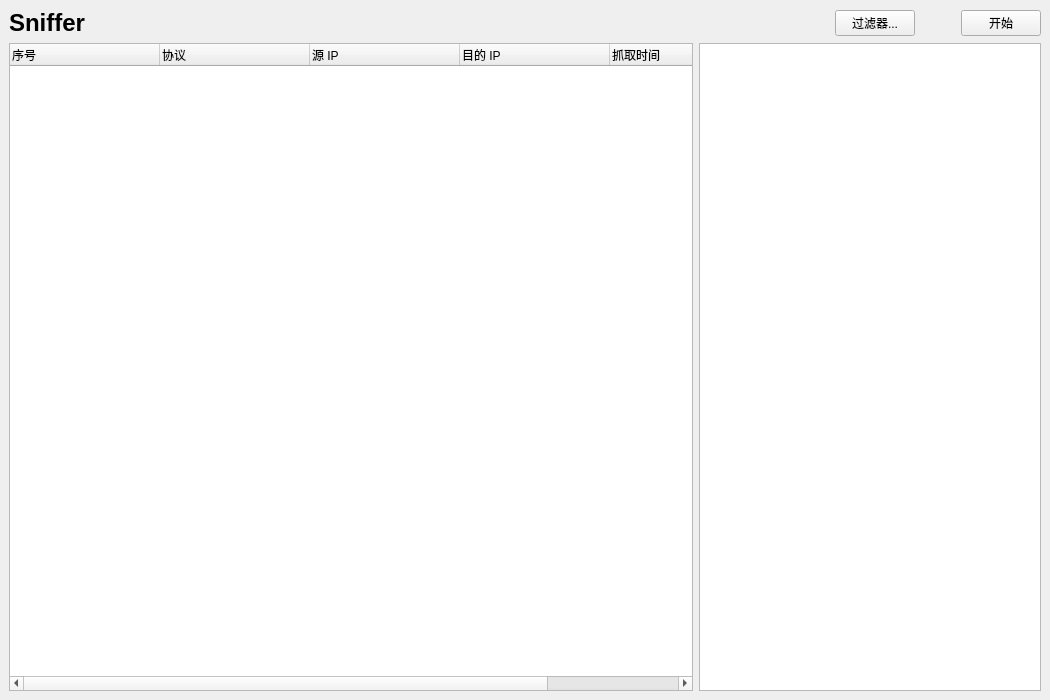
Qt form src/mainwindow.ui (Paraworker/Sniffer) before a commit.
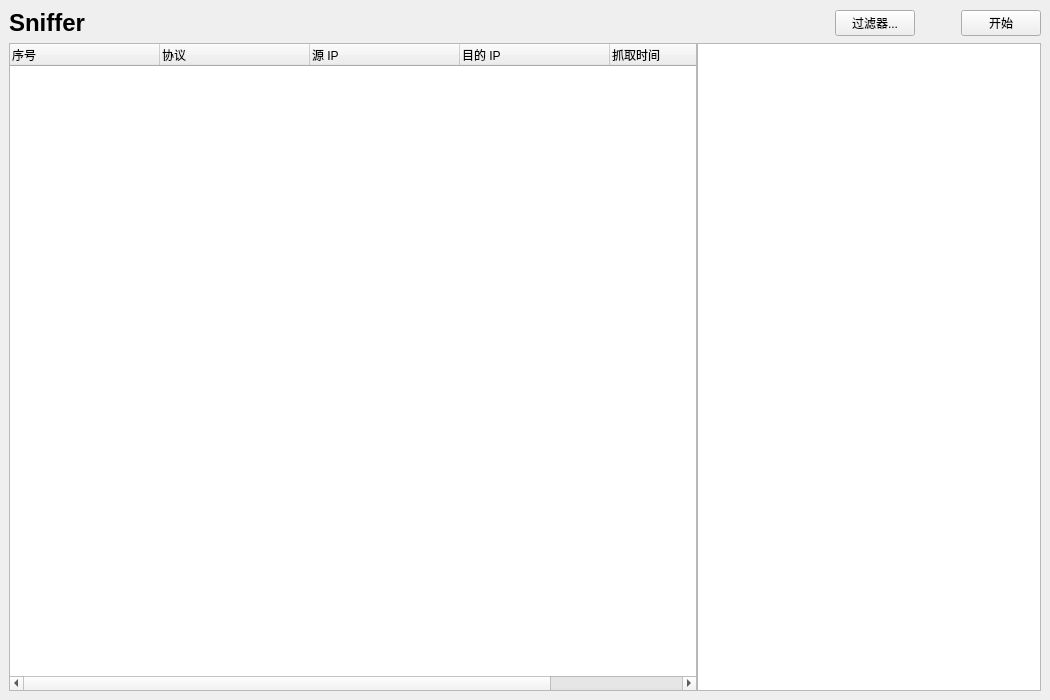
The same form after that commit.

Commit message: Set spacing between packet list and detail list to 0

Diff of the .ui file:
```diff
--- a/src/mainwindow.ui
+++ b/src/mainwindow.ui
@@ -76,6 +76,9 @@
       </item>
       <item>
        <layout class="QHBoxLayout" name="horizontalLayout_2" stretch="10,5">
+        <property name="spacing">
+         <number>0</number>
+        </property>
         <item>
          <widget class="QTableWidget" name="tableWidget_list">
           <property name="font">
```
